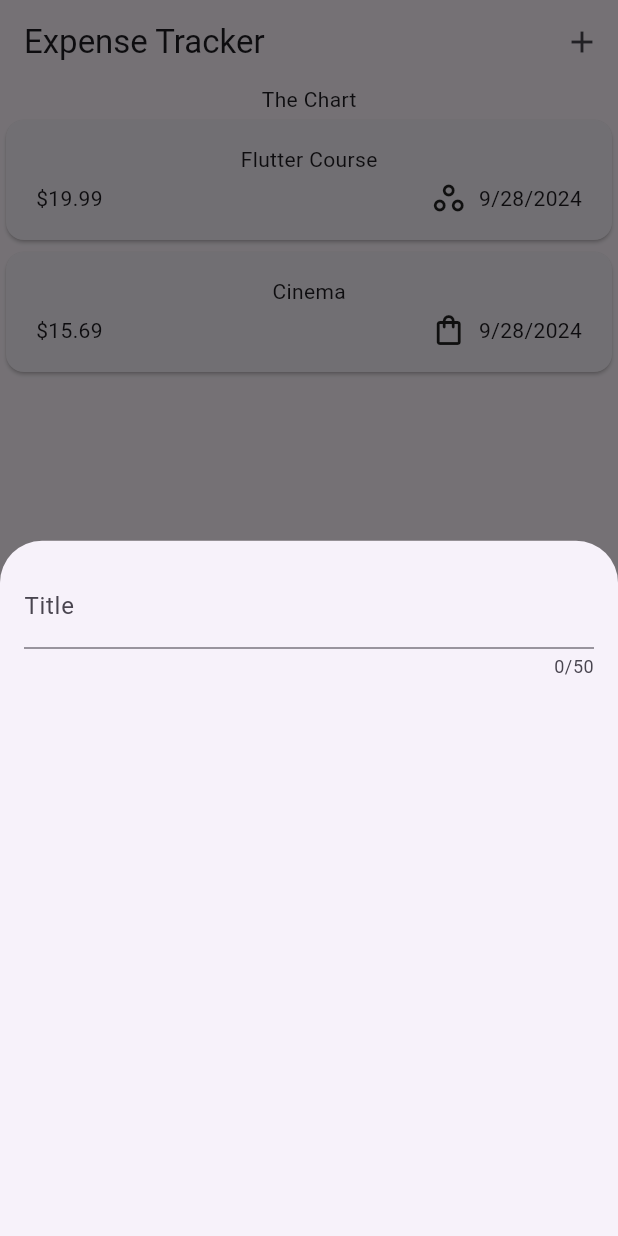
After one commit to jyroball/MobileProjects, a Flutter app: the screen it shows after launch, after a tap on the "add" icon, on a phone screen of 412 x 824 dp. The commit adds this screen. Run offline on Flutter 3.47's test engine with Material 3 defaults, Android fonts, the phone set to English and light mode, and no system bars; our stand-ins replace google_fonts.

Commit message:
Added pop up of keyboard function for title input

```diff
--- a/expense_tracker/lib/widgets/expenses.dart
+++ b/expense_tracker/lib/widgets/expenses.dart
@@ -1,4 +1,5 @@
 import 'package:expense_tracker/widgets/expenses_list/expenses_list.dart';
+import 'package:expense_tracker/widgets/new_expense.dart';
 import 'package:flutter/material.dart';
 import 'package:expense_tracker/models/expense.dart';
 
@@ -27,10 +28,26 @@ class _ExpensesState extends State<Expenses> {
     ),
   ];
 
+  void _openAddExpenseOverlay() {
+    //show modal bottom sheet adds pop up at the bottom (maybe pop up a keyboard?)
+    showModalBottomSheet(
+      context: context,
+      builder: (ctx) => const NewExpense(),
+    );
+  }
 
   @override
   Widget build(BuildContext context) {
     return Scaffold(
+      appBar: AppBar(
+        title: const Text('Expense Tracker'),
+        actions: [
+          IconButton(
+            onPressed: _openAddExpenseOverlay,
+            icon: const Icon(Icons.add),
+            ),
+        ],
+      ),
       body: Column(
         children: [
           const Text('The Chart'),
--- /dev/null
+++ b/expense_tracker/lib/widgets/new_expense.dart
@@ -0,0 +1,33 @@
+import 'package:flutter/material.dart';
+
+class NewExpense extends StatefulWidget {
+  const NewExpense({super.key});
+
+  @override
+  State<NewExpense> createState() {
+    return _NewExpenseState();
+  }
+}
+
+class _NewExpenseState extends State<NewExpense> {
+
+  @override
+  Widget build(BuildContext context) {
+    return const Padding(
+      padding: EdgeInsets.all(16),
+      child: Column(
+        children: [
+          TextField(
+            maxLength: 50,
+            //keyboardType: ,   Specifies what keyboard textfield should use
+            decoration: InputDecoration(
+              label: Text('Title'),
+            ),
+          ),
+
+        ],
+      ),
+    );
+  }
+
+}
```
